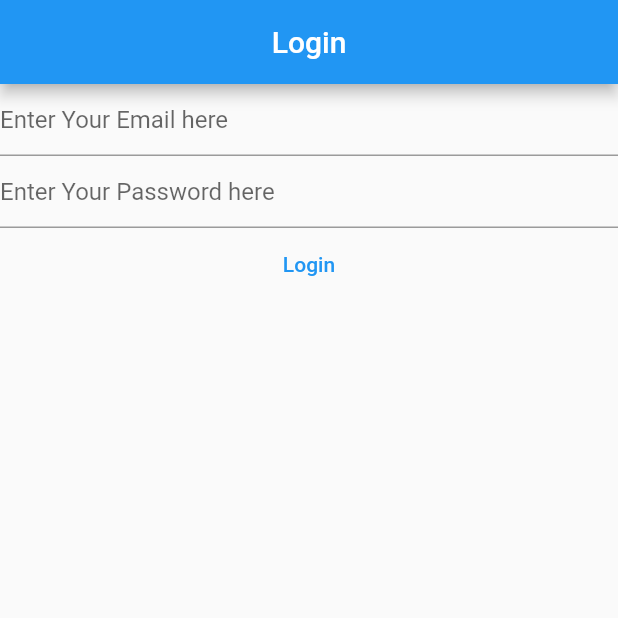
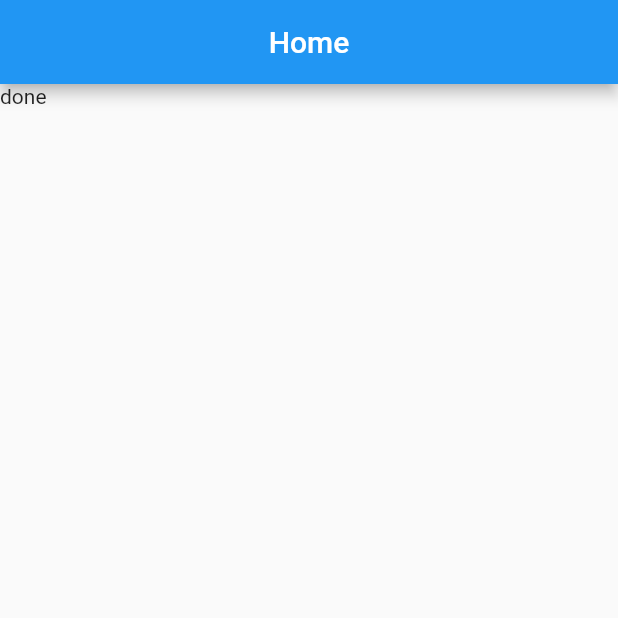
Before and after one commit to Jashwanth-Gowda-R/flutter-mynotes-app, a Flutter app: the screen it shows after launch, on a phone screen of 412 x 824 dp, the top half of it. Run offline on Flutter 3.47's test engine with Material 2 defaults, Android fonts, the phone set to English and light mode, and no system bars; our stand-ins replace firebase_auth, firebase_core; accounts and stored records are empty.

Commit message:
added home screen for email verification

```diff
--- a/lib/main.dart
+++ b/lib/main.dart
@@ -1,5 +1,6 @@
 import 'package:firebase_core/firebase_core.dart';
 import 'package:flutter/material.dart';
+import 'package:mynotes/screens/home_screen.dart';
 import 'package:mynotes/screens/login_view.dart';
 import 'firebase_options.dart';
 
@@ -22,7 +23,7 @@ class HomePage extends StatelessWidget {
       theme: ThemeData(
         primarySwatch: Colors.blue,
       ),
-      home: const LoginView(),
+      home: const HomeScreen(),
     );
   }
 }
--- /dev/null
+++ b/lib/screens/home_screen.dart
@@ -0,0 +1,37 @@
+import 'package:firebase_auth/firebase_auth.dart';
+import 'package:firebase_core/firebase_core.dart';
+import 'package:flutter/material.dart';
+import 'package:mynotes/firebase_options.dart';
+
+class HomeScreen extends StatelessWidget {
+  const HomeScreen({Key? key}) : super(key: key);
+
+  @override
+  Widget build(BuildContext context) {
+    return Scaffold(
+      appBar: AppBar(
+        title: const Center(child: Text('Home')),
+      ),
+      body: FutureBuilder(
+        future: Firebase.initializeApp(
+          options: DefaultFirebaseOptions.currentPlatform,
+        ),
+        builder: (context, snapshot) {
+          switch (snapshot.connectionState) {
+            case ConnectionState.done:
+              print(FirebaseAuth.instance.currentUser);
+              final user = FirebaseAuth.instance.currentUser;
+              if (user?.emailVerified ?? false) {
+                print('Your a verified user');
+              } else {
+                print('You need to verify your email id ');
+              }
+              return Text('done');
+            default:
+              return const CircularProgressIndicator();
+          }
+        },
+      ),
+    );
+  }
+}
```
